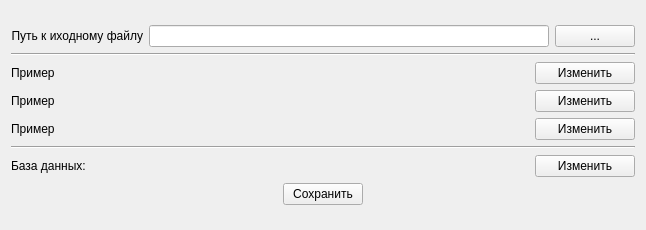
This is source/ui/windows/options.ui in pavel-cpp/tip as Qt 5 draws it before an edit. The edited form follows.
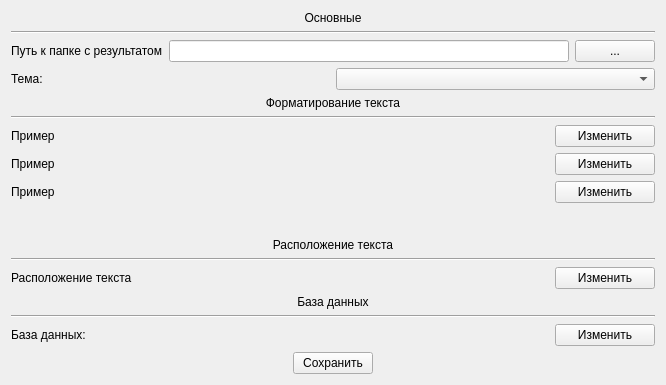
This is the edited form. Icons and pictures are not drawn.

```diff
--- a/source/ui/windows/options.ui
+++ b/source/ui/windows/options.ui
@@ -6,8 +6,8 @@
    <rect>
     <x>0</x>
     <y>0</y>
-    <width>642</width>
-    <height>230</height>
+    <width>644</width>
+    <height>385</height>
    </rect>
   </property>
   <property name="windowTitle">
@@ -17,7 +17,7 @@
    <iconset>
     <normaloff>:/YandexDisk/Work/Заказы/(7)/Beta 1.3/icon.png</normaloff>:/YandexDisk/Work/Заказы/(7)/Beta 1.3/icon.png</iconset>
   </property>
-  <layout class="QHBoxLayout" name="horizontalLayout_6">
+  <layout class="QHBoxLayout" name="horizontalLayout_10">
    <item>
     <spacer name="horizontalSpacer_4">
      <property name="orientation">
@@ -32,26 +32,32 @@
     </spacer>
    </item>
    <item>
+    <layout class="QVBoxLayout" name="verticalLayout_6">
+     <item>
     <layout class="QVBoxLayout" name="verticalLayout">
      <item>
-      <spacer name="verticalSpacer_2">
+        <widget class="QLabel" name="general_lebel">
+         <property name="toolTip">
+          <string>&lt;html&gt;&lt;head/&gt;&lt;body&gt;&lt;p align=&quot;center&quot;&gt;&lt;br/&gt;&lt;/p&gt;&lt;/body&gt;&lt;/html&gt;</string>
+         </property>
+         <property name="text">
+          <string>&lt;html&gt;&lt;head/&gt;&lt;body&gt;&lt;p align=&quot;center&quot;&gt;Основные&lt;/p&gt;&lt;/body&gt;&lt;/html&gt;</string>
+         </property>
+        </widget>
+       </item>
+       <item>
+        <widget class="Line" name="line_4">
        <property name="orientation">
-        <enum>Qt::Vertical</enum>
-       </property>
-       <property name="sizeHint" stdset="0">
-        <size>
-         <width>20</width>
-         <height>40</height>
-        </size>
-       </property>
-      </spacer>
+          <enum>Qt::Horizontal</enum>
+         </property>
+        </widget>
      </item>
      <item>
       <layout class="QHBoxLayout" name="horizontalLayout_5">
        <item>
         <widget class="QLabel" name="path_from_text">
          <property name="text">
-          <string>&lt;html&gt;&lt;head/&gt;&lt;body&gt;&lt;p align=&quot;right&quot;&gt;Путь к  иходному файлу&lt;/p&gt;&lt;/body&gt;&lt;/html&gt;</string>
+            <string>&lt;html&gt;&lt;head/&gt;&lt;body&gt;&lt;p&gt;Путь к папке с результатом&lt;/p&gt;&lt;/body&gt;&lt;/html&gt;</string>
          </property>
         </widget>
        </item>
@@ -75,6 +81,31 @@
       </layout>
      </item>
      <item>
+        <layout class="QHBoxLayout" name="horizontalLayout_6">
+         <item>
+          <widget class="QLabel" name="theme_text">
+           <property name="text">
+            <string>Тема:</string>
+           </property>
+          </widget>
+         </item>
+         <item>
+          <widget class="QComboBox" name="theme_combo_box"/>
+         </item>
+        </layout>
+       </item>
+      </layout>
+     </item>
+     <item>
+      <layout class="QVBoxLayout" name="verticalLayout_2">
+       <item>
+        <widget class="QLabel" name="formatting_label">
+         <property name="text">
+          <string>&lt;html&gt;&lt;head/&gt;&lt;body&gt;&lt;p align=&quot;center&quot;&gt;Форматирование текста&lt;/p&gt;&lt;/body&gt;&lt;/html&gt;</string>
+         </property>
+        </widget>
+       </item>
+       <item>
       <widget class="Line" name="line_3">
        <property name="orientation">
         <enum>Qt::Horizontal</enum>
@@ -153,8 +184,74 @@
        </item>
       </layout>
      </item>
+      </layout>
+     </item>
      <item>
-      <widget class="Line" name="line">
+      <spacer name="verticalSpacer_4">
+       <property name="orientation">
+        <enum>Qt::Vertical</enum>
+       </property>
+       <property name="sizeHint" stdset="0">
+        <size>
+         <width>20</width>
+         <height>40</height>
+        </size>
+       </property>
+      </spacer>
+     </item>
+     <item>
+      <layout class="QVBoxLayout" name="verticalLayout_5">
+       <item>
+        <widget class="QLabel" name="tex_position_label">
+         <property name="text">
+          <string>&lt;html&gt;&lt;head/&gt;&lt;body&gt;&lt;p align=&quot;center&quot;&gt;Расположение текста&lt;/p&gt;&lt;/body&gt;&lt;/html&gt;</string>
+         </property>
+        </widget>
+       </item>
+       <item>
+        <widget class="Line" name="line_5">
+         <property name="orientation">
+          <enum>Qt::Horizontal</enum>
+         </property>
+        </widget>
+       </item>
+       <item>
+        <layout class="QHBoxLayout" name="horizontalLayout_9">
+         <item>
+          <widget class="QLabel" name="change_text_position_label">
+           <property name="text">
+            <string>Расположение текста</string>
+           </property>
+          </widget>
+         </item>
+         <item>
+          <widget class="QPushButton" name="change_text_position_button">
+           <property name="maximumSize">
+            <size>
+             <width>100</width>
+             <height>16777215</height>
+            </size>
+           </property>
+           <property name="text">
+            <string>Изменить</string>
+           </property>
+          </widget>
+         </item>
+        </layout>
+       </item>
+      </layout>
+     </item>
+     <item>
+      <layout class="QVBoxLayout" name="verticalLayout_3">
+       <item>
+        <widget class="QLabel" name="label_4">
+         <property name="text">
+          <string>&lt;html&gt;&lt;head/&gt;&lt;body&gt;&lt;p align=&quot;center&quot;&gt;База данных&lt;/p&gt;&lt;/body&gt;&lt;/html&gt;</string>
+         </property>
+        </widget>
+       </item>
+       <item>
+        <widget class="Line" name="database_label">
        <property name="orientation">
         <enum>Qt::Horizontal</enum>
        </property>
@@ -184,6 +281,8 @@
        </item>
       </layout>
      </item>
+      </layout>
+     </item>
      <item>
       <layout class="QHBoxLayout" name="horizontalLayout_7">
        <item>
@@ -221,19 +320,6 @@
        </item>
       </layout>
      </item>
-     <item>
-      <spacer name="verticalSpacer">
-       <property name="orientation">
-        <enum>Qt::Vertical</enum>
-       </property>
-       <property name="sizeHint" stdset="0">
-        <size>
-         <width>20</width>
-         <height>40</height>
-        </size>
-       </property>
-      </spacer>
-     </item>
     </layout>
    </item>
    <item>
```
Left out of the diff: 16 changed lines with no effect on the pictures. Lines whose indentation alone changed are shown as unchanged.
